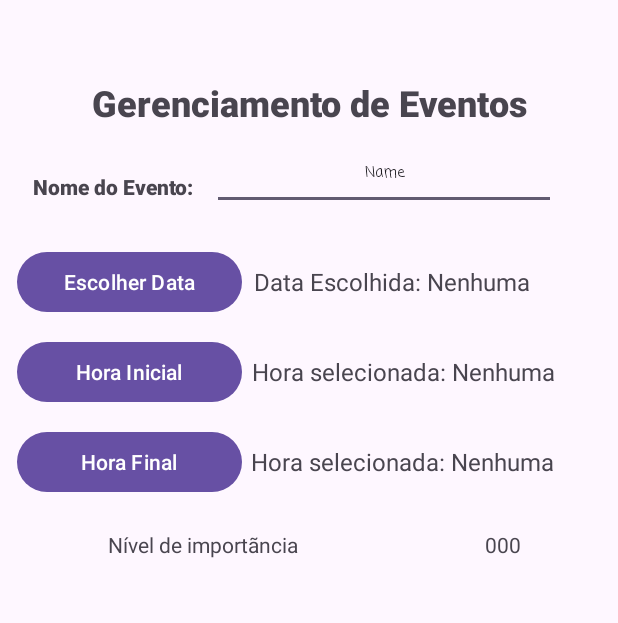
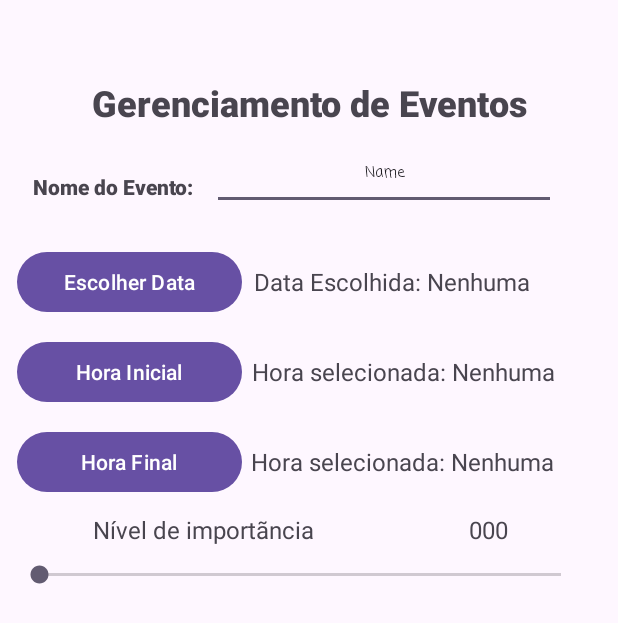
Before and after one commit to BRADDTELES/appEventos, an Android app: the screen it shows after launch (MainActivity), on a phone screen of 412 x 824 dp. Shown: the top 623 px of the screen. Run offline under Robolectric (Android 15) with nearby library versions, the phone set to English and light mode, and no system bars.

Commit message:
Ajustando LinearLayout Vertical e Horizontais da tarefa SeekBar

```diff
--- a/app/src/main/res/layout/activity_main.xml
+++ b/app/src/main/res/layout/activity_main.xml
@@ -150,8 +150,8 @@
     </LinearLayout>
 
     <LinearLayout
-        android:layout_width="400dp"
-        android:layout_height="100dp"
+        android:layout_width="380dp"
+        android:layout_height="80dp"
         android:layout_marginStart="10dp"
         android:orientation="vertical"
         app:layout_constraintStart_toStartOf="parent"
@@ -159,7 +159,7 @@
 
         <LinearLayout
             android:layout_width="match_parent"
-            android:layout_height="50dp"
+            android:layout_height="30dp"
             android:orientation="horizontal">
 
             <TextView
@@ -169,7 +169,8 @@
                 android:layout_gravity="center_vertical"
                 android:layout_weight="1"
                 android:gravity="center"
-                android:text="@string/text_view_nivel" />
+                android:text="@string/text_view_nivel"
+                android:textSize="16sp" />
 
             <TextView
                 android:id="@+id/textView4"
@@ -178,13 +179,22 @@
                 android:layout_gravity="center_vertical"
                 android:layout_weight="1"
                 android:gravity="center"
-                android:text="@string/text_view_000" />
+                android:text="@string/text_view_000"
+                android:textSize="16sp" />
         </LinearLayout>
 
         <LinearLayout
             android:layout_width="match_parent"
-            android:layout_height="50dp"
-            android:orientation="horizontal"></LinearLayout>
+            android:layout_height="30dp"
+            android:orientation="horizontal">
+
+            <SeekBar
+                android:id="@+id/seekBar"
+                android:layout_width="100dp"
+                android:layout_height="30dp"
+                android:layout_gravity="center_vertical"
+                android:layout_weight="1" />
+        </LinearLayout>
     </LinearLayout>
 
 </androidx.constraintlayout.widget.ConstraintLayout>
```
